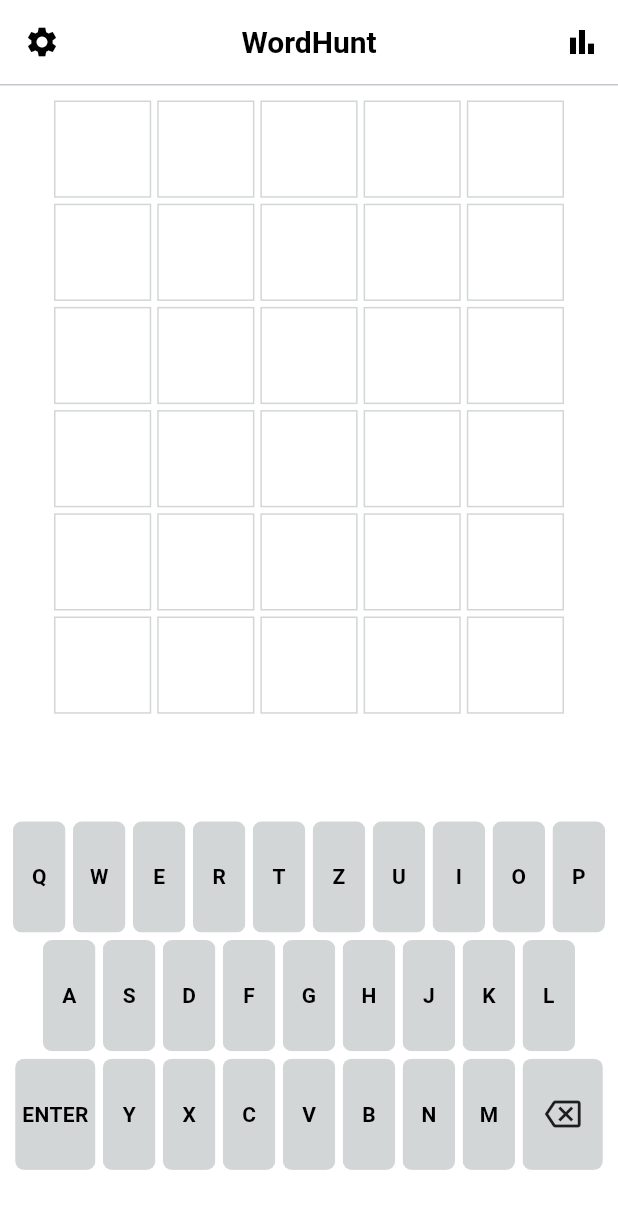
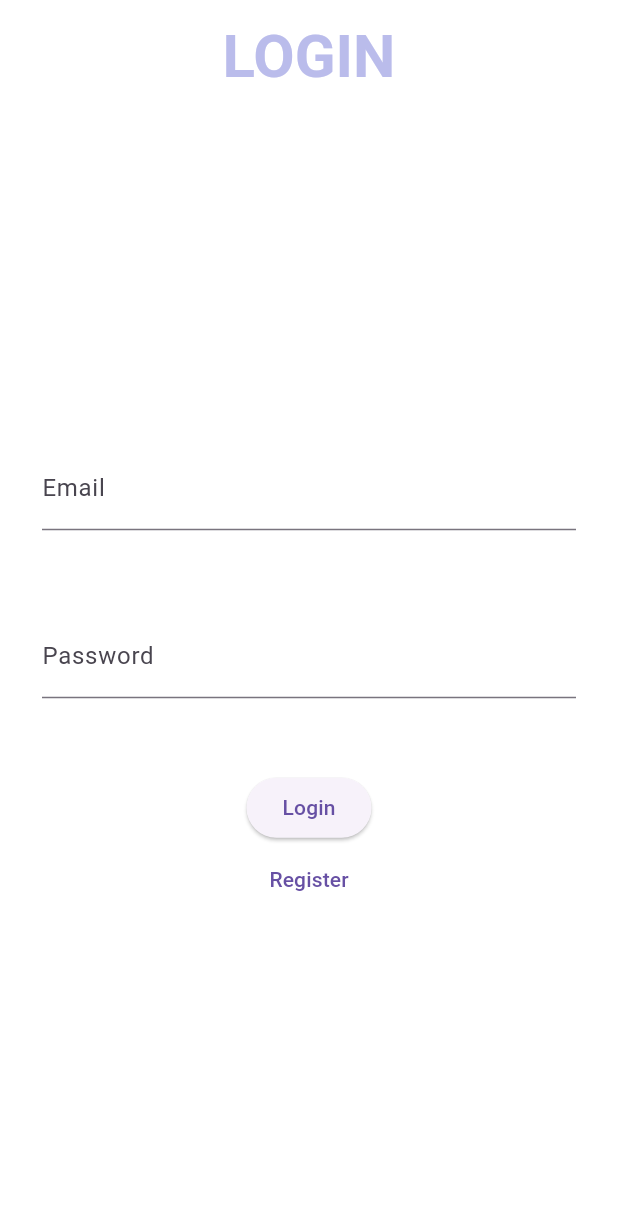
Before and after one commit to damiralic/wordhunt, a Flutter app: the screen it shows after launch, on a phone screen of 412 x 824 dp. Shown: the top 1209 px of the screen. Run offline on Flutter 3.47's test engine with Material 3 defaults, Android fonts, the phone set to English and light mode, and no system bars; our stand-ins replace cloud_firestore, firebase_auth, firebase_core, shared_preferences; accounts and stored records are empty.

Commit message:
login, register page

```diff
--- a/lib/main.dart
+++ b/lib/main.dart
@@ -3,6 +3,7 @@ import 'package:flutter/material.dart';
 import 'package:provider/provider.dart';
 import 'package:wordhunt/constants/colors.dart';
 import 'package:wordhunt/firebase_options.dart';
+import 'package:wordhunt/models/widget_tree.dart';
 import 'package:wordhunt/pages/settings.dart';
 import 'package:wordhunt/providers/controller.dart';
 import 'package:wordhunt/pages/home_page.dart';
@@ -10,7 +11,7 @@ import 'package:wordhunt/providers/theme_provider.dart';
 import 'package:wordhunt/utils/theme_preferences.dart';
 import 'package:wordhunt/constants/themes.dart';
 
-Future<void> main() async{
+Future<void> main() async {
   WidgetsFlutterBinding.ensureInitialized();
 
   await Firebase.initializeApp(options: DefaultFirebaseOptions.currentPlatform);
@@ -43,7 +44,7 @@ class MyApp extends StatelessWidget {
               debugShowCheckedModeBanner: false,
               title: 'WordHunt',
               theme: notifier.isDark ? darkTheme : lightTheme,
-              home: const HomePage(),
+              home: const WidgetTree(),
             ),
           );
         },
--- /dev/null
+++ b/lib/models/widget_tree.dart
@@ -0,0 +1,27 @@
+import 'package:flutter/material.dart';
+import 'package:wordhunt/pages/home_page.dart';
+import 'package:wordhunt/pages/login_register_page.dart';
+import 'package:wordhunt/providers/auth.dart';
+
+class WidgetTree extends StatefulWidget {
+  const WidgetTree({super.key});
+
+  @override
+  State<WidgetTree> createState() => _WidgetTreeState();
+}
+
+class _WidgetTreeState extends State<WidgetTree> {
+  @override
+  Widget build(BuildContext context) {
+    return StreamBuilder(
+      stream: Auth().authStateChanges,
+      builder: (context, snapshot) {
+        if (snapshot.hasData && snapshot.data != null) {
+          return HomePage();
+        } else {
+          return LoginRegister();
+        }
+      },
+    );
+  }
+}
--- /dev/null
+++ b/lib/pages/login_register_page.dart
@@ -0,0 +1,107 @@
+import 'package:firebase_auth/firebase_auth.dart';
+import 'package:flutter/material.dart';
+import 'package:wordhunt/providers/auth.dart';
+
+class LoginRegister extends StatefulWidget {
+  const LoginRegister({super.key});
+
+  @override
+  State<LoginRegister> createState() => _LoginRegisterState();
+}
+
+class _LoginRegisterState extends State<LoginRegister> {
+  String? errorMessage = "";
+  bool isLogin = true;
+
+  final TextEditingController emailController = TextEditingController();
+  final TextEditingController passwordController = TextEditingController();
+
+  Future<void> signInWithEmailAndPassword() async {
+    try {
+      await Auth().signInWithEmailAndPassword(
+          email: emailController.text, password: passwordController.text);
+    } on FirebaseAuthException catch (e) {
+      setState(() {
+        errorMessage = e.message;
+      });
+    }
+  }
+
+  Future<void> createUserWithEmailAndPassword() async {
+    try {
+      await Auth().createUserWithEmailAndPassword(
+          email: emailController.text, password: passwordController.text);
+    } on FirebaseAuthException catch (e) {
+      setState(() {
+        errorMessage = e.message;
+      });
+    }
+  }
+
+  Widget title() {
+    return AppBar(
+      title: Padding(
+        padding: const EdgeInsets.only(top: 20.0),
+        child: Text(isLogin ? 'LOGIN' : 'REGISTER',
+            style: TextStyle(
+                color: Color.fromARGB(255, 186, 188, 235), fontSize: 40)),
+      ),
+      centerTitle: true,
+    );
+  }
+
+  Widget entryField(String title, TextEditingController controller) {
+    return Padding(
+      padding: const EdgeInsets.all(28.0),
+      child: TextField(
+        controller: controller,
+        decoration: InputDecoration(
+          labelText: title,
+        ),
+      ),
+    );
+  }
+
+  Widget errorMessageText() {
+    return Text(errorMessage ?? "");
+  }
+
+  Widget loginButton() {
+    return ElevatedButton(
+      onPressed:
+          isLogin ? signInWithEmailAndPassword : createUserWithEmailAndPassword,
+      child: Text(isLogin ? 'Login' : 'Register'),
+    );
+  }
+
+  Widget loginOrRegisterButton() {
+    return TextButton(
+        onPressed: () {
+          setState(() {
+            isLogin = !isLogin;
+          });
+        },
+        child: Text(isLogin ? 'Register' : 'Login'));
+  }
+
+  @override
+  Widget build(BuildContext context) {
+    return Scaffold(
+      appBar: AppBar(
+        title: title(),
+      ),
+      body: Container(
+        child: Column(
+          mainAxisAlignment: MainAxisAlignment.center,
+          children: <Widget>[
+            entryField('Email', emailController),
+            entryField('Password', passwordController),
+            errorMessageText(),
+            loginButton(),
+            loginOrRegisterButton(),
+          ],
+        ),
+      ),
+    );
+  }
+}
--- /dev/null
+++ b/lib/providers/auth.dart
@@ -0,0 +1,25 @@
+import 'package:firebase_auth/firebase_auth.dart';
+
+class Auth {
+  final FirebaseAuth firebaseAuth = FirebaseAuth.instance;
+
+  User? get currentUser => firebaseAuth.currentUser;
+
+  Stream<User?> get authStateChanges => firebaseAuth.authStateChanges();
+
+  Future<void> signInWithEmailAndPassword(
+      {required String email, required String password}) async {
+    await firebaseAuth.signInWithEmailAndPassword(
+        email: email, password: password);
+  }
+
+  Future<void> createUserWithEmailAndPassword(
+      {required String email, required String password}) async {
+    await firebaseAuth.createUserWithEmailAndPassword(
+        email: email, password: password);
+  }
+
+  Future<void> signOut() async {
+    await firebaseAuth.signOut();
+  }
+}
--- a/pubspec.yaml
+++ b/pubspec.yaml
@@ -39,6 +39,7 @@ dependencies:
   shared_preferences: ^2.2.3
   firebase_core: ^3.1.0
   cloud_firestore: ^5.0.1
+  firebase_auth: ^5.1.0
 
 dev_dependencies:
   flutter_test:
```
Also changed, not shown: lib/pages/settings.dart (+16 -3 lines), pubspec.lock, 4 other files.
